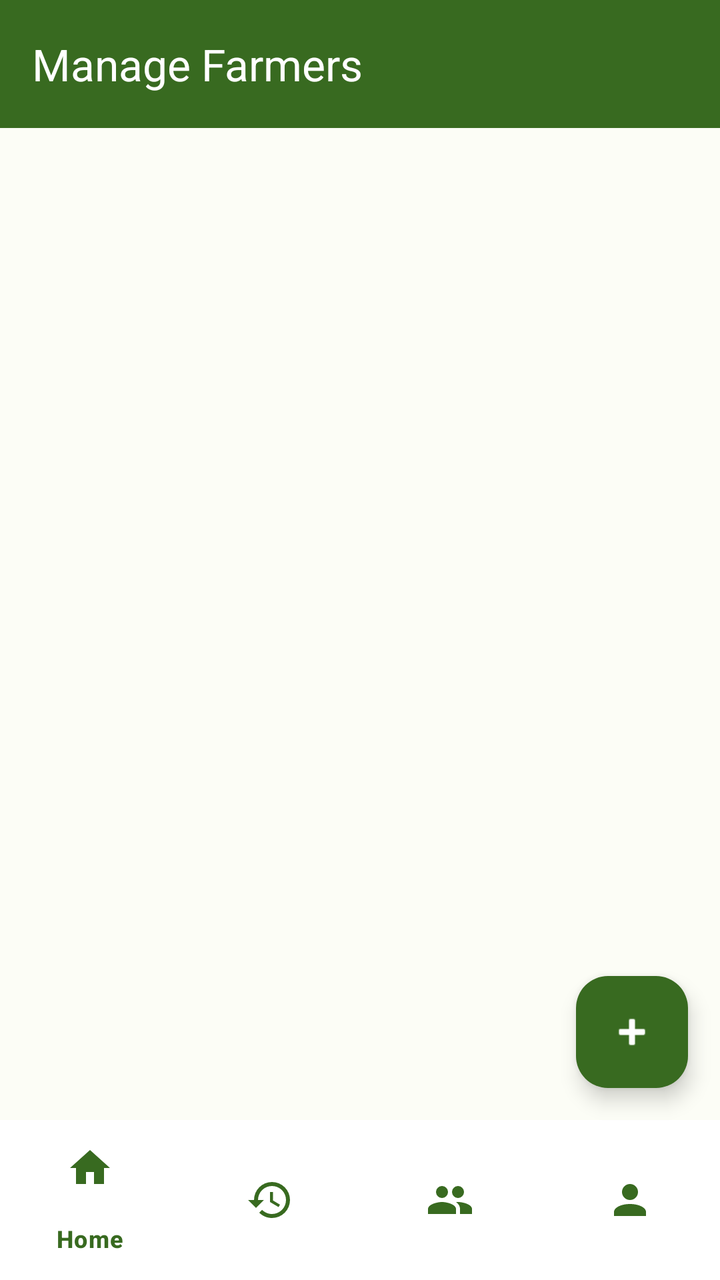
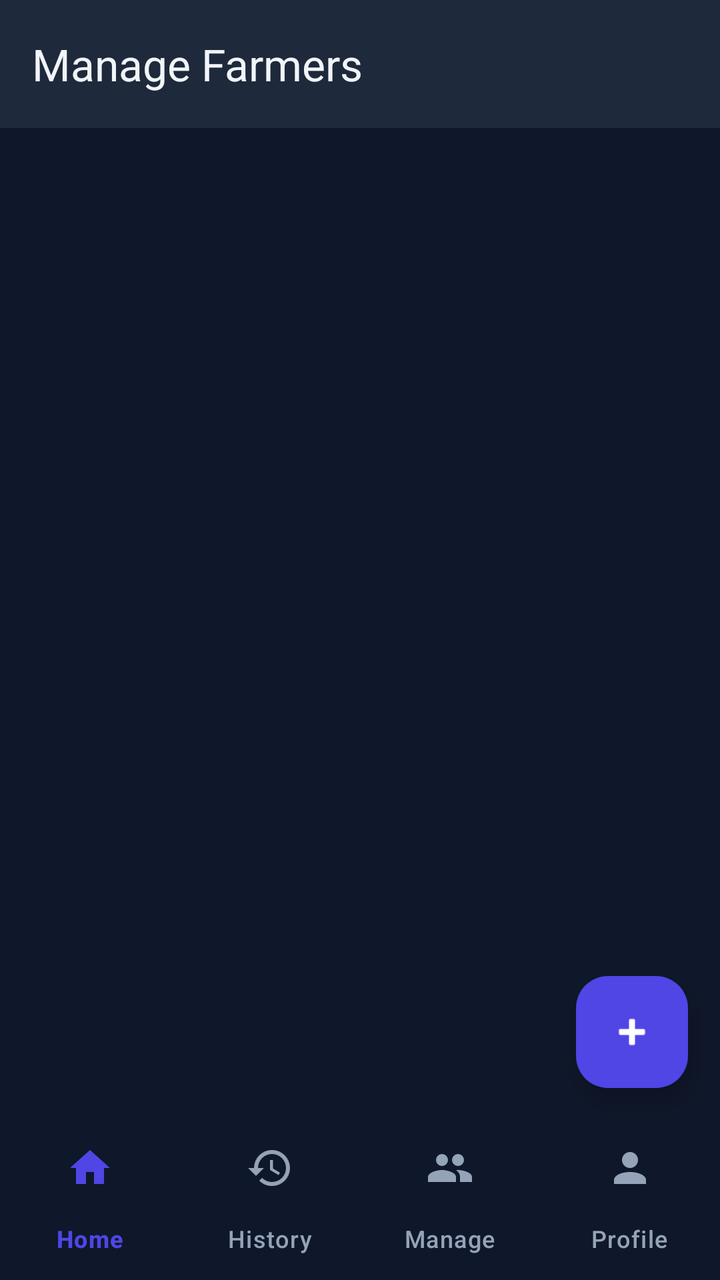

Compare the two renders of this Android layout. The source of the first and the diff that turns it into the second are given below.
<!-- AndroidManifest.xml: application theme Theme.AgriFlow -->
<!-- res/layout/activity_farmer_list.xml -->
<?xml version="1.0" encoding="utf-8"?>
<androidx.constraintlayout.widget.ConstraintLayout xmlns:android="http://schemas.android.com/apk/res/android"
    xmlns:app="http://schemas.android.com/apk/res-auto"
    xmlns:tools="http://schemas.android.com/tools"
    android:layout_width="match_parent"
    android:layout_height="match_parent"
    android:background="@color/light_bg"
    tools:context=".FarmerListActivity">

    <androidx.appcompat.widget.Toolbar
        android:id="@+id/toolbar"
        android:layout_width="match_parent"
        android:layout_height="?attr/actionBarSize"
        android:background="@color/primary_green"
        app:layout_constraintTop_toTopOf="parent"
        app:title="Manage Farmers"
        app:titleTextColor="@color/white" />

    <androidx.recyclerview.widget.RecyclerView
        android:id="@+id/rvFarmers"
        android:layout_width="match_parent"
        android:layout_height="0dp"
        android:paddingTop="8dp"
        android:paddingBottom="64dp"
        android:clipToPadding="false"
        app:layout_constraintBottom_toBottomOf="parent"
        app:layout_constraintTop_toBottomOf="@id/toolbar"
        tools:listitem="@layout/item_farmer" />

    <ProgressBar
        android:id="@+id/progressBar"
        android:layout_width="wrap_content"
        android:layout_height="wrap_content"
        android:visibility="gone"
        app:layout_constraintBottom_toBottomOf="parent"
        app:layout_constraintEnd_toEndOf="parent"
        app:layout_constraintStart_toStartOf="parent"
        app:layout_constraintTop_toTopOf="parent" />

    <com.google.android.material.floatingactionbutton.FloatingActionButton
        android:id="@+id/fabAddFarmer"
        android:layout_width="wrap_content"
        android:layout_height="wrap_content"
        android:layout_margin="16dp"
        android:src="@android:drawable/ic_input_add"
        app:backgroundTint="@color/primary_dark_green"
        app:tint="@color/white"
        app:layout_constraintBottom_toTopOf="@id/bottom_navigation"
        app:layout_constraintEnd_toEndOf="parent"
        android:contentDescription="@string/add_farmer" />

    <com.google.android.material.bottomnavigation.BottomNavigationView
        android:id="@+id/bottom_navigation"
        android:layout_width="match_parent"
        android:layout_height="wrap_content"
        android:background="@color/white"
        app:itemIconTint="@color/primary_dark_green"
        app:itemTextColor="@color/primary_dark_green"
        app:menu="@menu/admin_bottom_nav_menu"
        app:layout_constraintBottom_toBottomOf="parent" />

</androidx.constraintlayout.widget.ConstraintLayout>
<!-- res/layout/item_farmer.xml (included above) -->
<?xml version="1.0" encoding="utf-8"?>
<com.google.android.material.card.MaterialCardView xmlns:android="http://schemas.android.com/apk/res/android"
    xmlns:app="http://schemas.android.com/apk/res-auto"
    android:layout_width="match_parent"
    android:layout_height="wrap_content"
    android:layout_marginHorizontal="16dp"
    android:layout_marginVertical="8dp"
    app:cardCornerRadius="8dp"
    app:cardElevation="2dp">

    <LinearLayout
        android:layout_width="match_parent"
        android:layout_height="wrap_content"
        android:orientation="horizontal"
        android:padding="16dp">

        <LinearLayout
            android:layout_width="0dp"
            android:layout_height="wrap_content"
            android:layout_weight="1"
            android:orientation="vertical">

            <TextView
                android:id="@+id/tvFarmerName"
                android:layout_width="wrap_content"
                android:layout_height="wrap_content"
                android:text="Farmer Name"
                android:textColor="@color/black"
                android:textSize="18sp"
                android:textStyle="bold" />

            <TextView
                android:id="@+id/tvFarmName"
                android:layout_width="wrap_content"
                android:layout_height="wrap_content"
                android:text="Farm Name"
                android:textColor="@color/text_grey"
                android:textSize="14sp" />
        </LinearLayout>

        <Button
            android:id="@+id/btnEdit"
            style="@style/Widget.MaterialComponents.Button.TextButton"
            android:layout_width="wrap_content"
            android:layout_height="wrap_content"
            android:text="EDIT"
            android:textColor="@color/primary_green" />

    </LinearLayout>
</com.google.android.material.card.MaterialCardView>
<!-- resources referenced by this layout -->
<resources>
  <color name="black">#FF000000</color>
  <color name="light_bg">#FCFDF6</color>
  <color name="primary_dark_green">#386A20</color>
  <color name="primary_green">#386A20</color>
  <color name="text_grey">#43483D</color>
  <color name="white">#FFFFFFFF</color>
  <string name="add_farmer">Add Farmer</string>
  <style name="Theme.AgriFlow" parent="Base.Theme.AgriFlow" />
  <style name="Base.Theme.AgriFlow" parent="Theme.Material3.DayNight.NoActionBar">
          
          <item name="colorPrimary">@color/primary_dark_green</item>
          <item name="android:windowBackground">@color/bg_light_cream</item>
          <item name="colorSurface">@color/bg_light_cream</item>
          <item name="colorOnSurface">@color/on_surface</item>
          <item name="colorSecondary">@color/on_surface_variant</item>
      </style>
  <color name="bg_light_cream">#FCFDF6</color>
  <color name="on_surface">#1A1C16</color>
  <color name="on_surface_variant">#43483D</color>
</resources>

<!-- the commit's change to res/layout/activity_farmer_list.xml (unified diff, before → after) -->
@@ -4,17 +4,17 @@
     xmlns:tools="http://schemas.android.com/tools"
     android:layout_width="match_parent"
     android:layout_height="match_parent"
-    android:background="@color/light_bg"
+    android:background="@color/iot_bg"
     tools:context=".FarmerListActivity">
 
     <androidx.appcompat.widget.Toolbar
         android:id="@+id/toolbar"
         android:layout_width="match_parent"
         android:layout_height="?attr/actionBarSize"
-        android:background="@color/primary_green"
+        android:background="@color/iot_surface"
         app:layout_constraintTop_toTopOf="parent"
         app:title="Manage Farmers"
-        app:titleTextColor="@color/white" />
+        app:titleTextColor="@color/iot_on_surface" />
 
     <androidx.recyclerview.widget.RecyclerView
         android:id="@+id/rvFarmers"
@@ -43,7 +43,7 @@
         android:layout_height="wrap_content"
         android:layout_margin="16dp"
         android:src="@android:drawable/ic_input_add"
-        app:backgroundTint="@color/primary_dark_green"
+        app:backgroundTint="@color/iot_primary"
         app:tint="@color/white"
         app:layout_constraintBottom_toTopOf="@id/bottom_navigation"
         app:layout_constraintEnd_toEndOf="parent"
@@ -53,9 +53,13 @@
         android:id="@+id/bottom_navigation"
         android:layout_width="match_parent"
         android:layout_height="wrap_content"
-        android:background="@color/white"
-        app:itemIconTint="@color/primary_dark_green"
-        app:itemTextColor="@color/primary_dark_green"
+        android:layout_gravity="bottom"
+        android:background="@color/iot_bg"
+        app:itemIconTint="@color/iot_nav_item_color_state"
+        app:itemTextColor="@color/iot_nav_item_color_state"
+        app:itemRippleColor="@color/iot_success"
+        app:itemActiveIndicatorStyle="@style/Widget.App.BottomNavigationView.ActiveIndicator"
+        app:labelVisibilityMode="labeled"
         app:menu="@menu/admin_bottom_nav_menu"
         app:layout_constraintBottom_toBottomOf="parent" />
 
@@ -68,8 +72,11 @@
     android:layout_height="wrap_content"
     android:layout_marginHorizontal="16dp"
     android:layout_marginVertical="8dp"
-    app:cardCornerRadius="8dp"
-    app:cardElevation="2dp">
+    app:cardCornerRadius="12dp"
+    app:cardElevation="0dp"
+    app:cardBackgroundColor="@color/iot_surface"
+    app:strokeColor="@color/iot_border"
+    app:strokeWidth="1dp">
 
     <LinearLayout
         android:layout_width="match_parent"
@@ -88,7 +95,7 @@
                 android:layout_width="wrap_content"
                 android:layout_height="wrap_content"
                 android:text="Farmer Name"
-                android:textColor="@color/black"
+                android:textColor="@color/iot_on_surface"
                 android:textSize="18sp"
                 android:textStyle="bold" />
 
@@ -97,7 +104,7 @@
                 android:layout_width="wrap_content"
                 android:layout_height="wrap_content"
                 android:text="Farm Name"
-                android:textColor="@color/text_grey"
+                android:textColor="@color/iot_on_surface_secondary"
                 android:textSize="14sp" />
         </LinearLayout>
 
@@ -107,7 +114,7 @@
             android:layout_width="wrap_content"
             android:layout_height="wrap_content"
             android:text="EDIT"
-            android:textColor="@color/primary_green" />
+            android:textColor="@color/iot_accent" />
 
     </LinearLayout>
 </com.google.android.material.card.MaterialCardView>
<!-- resource entries referenced after the edit -->
@@ -1,13 +1,21 @@
 <!-- resources referenced by this layout -->
 <resources>
-  <color name="black">#FF000000</color>
-  <color name="light_bg">#FCFDF6</color>
+  <color name="iot_accent">#22D3EE</color>
+  <color name="iot_bg">#0F172A</color>
+  <color name="iot_border">#334155</color>
+  <color name="iot_on_surface">#F1F5F9</color>
+  <color name="iot_on_surface_secondary">#CBD5E1</color>
+  <color name="iot_primary">#4F46E5</color>
+  <color name="iot_success">#14B8A6</color>
+  <color name="iot_surface">#1E293B</color>
   <color name="primary_dark_green">#386A20</color>
-  <color name="primary_green">#386A20</color>
-  <color name="text_grey">#43483D</color>
   <color name="white">#FFFFFFFF</color>
   <string name="add_farmer">Add Farmer</string>
+  <style name="Widget.App.BottomNavigationView.ActiveIndicator" parent="Widget.Material3.BottomNavigationView.ActiveIndicator">
+          <item name="android:color">@color/success_container</item>
+      </style>
   <style name="Theme.AgriFlow" parent="Base.Theme.AgriFlow" />
+  <color name="success_container">#DCF5DC</color>
   <style name="Base.Theme.AgriFlow" parent="Theme.Material3.DayNight.NoActionBar">
           
           <item name="colorPrimary">@color/primary_dark_green</item>
